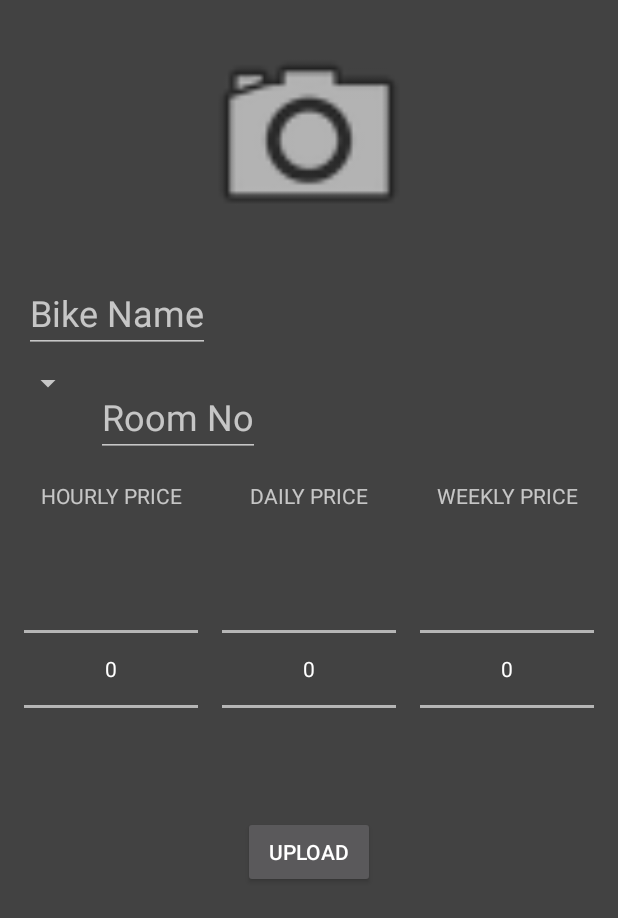
After one commit to QuantumSurge/Pedal, an Android app: the layout activity_edit_bike.xml on its own in the app's theme, with its tools: preview values and no code run, on a phone screen of 412 x 824 dp. The commit adds this screen. Shown: the top 918 px of the screen. Run offline under Robolectric (Android 15) with nearby library versions, the phone set to English and light mode, and no system bars.

Commit message:
Edit bike activity shows all the relevant data except the image.

```diff
--- a/app/build.gradle
+++ b/app/build.gradle
@@ -45,4 +45,5 @@ dependencies {
 
 
 
+
 apply plugin: 'com.google.gms.google-services'
--- a/app/src/main/res/layout/activity_add_bike.xml
+++ b/app/src/main/res/layout/activity_add_bike.xml
@@ -18,7 +18,7 @@
         android:layout_margin="8dp"
         android:adjustViewBounds="true"
         android:clickable="true"
-        android:focusableInTouchMode="false"
+        android:focusableInTouchMode="true"
         android:src="@android:drawable/ic_menu_camera"/>
     <EditText
         android:id="@+id/bike_name"
--- /dev/null
+++ b/app/src/main/res/layout/activity_edit_bike.xml
@@ -0,0 +1,114 @@
+<?xml version="1.0" encoding="utf-8"?>
+<ScrollView xmlns:android="http://schemas.android.com/apk/res/android"
+    android:layout_width="fill_parent"
+    android:layout_height="fill_parent"
+    android:background="@color/cardview_dark_background"
+    android:fillViewport="true">
+
+    <LinearLayout xmlns:android="http://schemas.android.com/apk/res/android"
+        android:layout_width="match_parent"
+        android:layout_height="wrap_content"
+        android:layout_margin="8dp"
+        android:background="@color/cardview_dark_background"
+        android:orientation="vertical">
+        <ImageView
+            android:id="@+id/bike_Img"
+            android:layout_width="match_parent"
+            android:layout_height="150dp"
+            android:layout_margin="8dp"
+            android:adjustViewBounds="true"
+            android:clickable="true"
+            android:focusableInTouchMode="true"
+            android:src="@android:drawable/ic_menu_camera"/>
+        <EditText
+            android:id="@+id/bike_name"
+            android:layout_width="wrap_content"
+            android:layout_height="wrap_content"
+            android:layout_margin="8dp"
+            android:hint="@string/bike_name"
+            android:textSize="24sp"/>
+        <LinearLayout
+            android:layout_width="wrap_content"
+            android:layout_height="wrap_content">
+            <Spinner
+                android:id="@+id/address_spinner"
+                android:layout_width="wrap_content"
+                android:layout_height="wrap_content">
+
+            </Spinner>
+            <EditText
+                android:id="@+id/room"
+                android:layout_width="wrap_content"
+                android:layout_height="wrap_content"
+                android:layout_margin="8dp"
+                android:hint="Room No"
+                android:inputType="number"
+                android:textSize="24sp"/>
+        </LinearLayout>
+        <LinearLayout
+            android:layout_width="match_parent"
+            android:layout_height="wrap_content"
+            android:layout_gravity="center_horizontal">
+            <TextView
+                android:layout_width="0dp"
+                android:layout_height="wrap_content"
+                android:layout_margin="8dp"
+                android:layout_weight="1"
+                android:gravity="center_horizontal"
+                android:outlineProvider="bounds"
+                android:text="Hourly Price"
+                android:textAllCaps="true" />
+            <TextView
+                android:layout_width="0dp"
+                android:layout_height="wrap_content"
+                android:layout_margin="8dp"
+                android:layout_weight="1"
+                android:gravity="center_horizontal"
+                android:outlineProvider="bounds"
+                android:text="daily Price"
+                android:textAllCaps="true"/>
+            <TextView
+                android:layout_width="0dp"
+                android:layout_height="wrap_content"
+                android:layout_margin="8dp"
+                android:layout_weight="1"
+                android:gravity="center_horizontal"
+                android:outlineProvider="bounds"
+                android:text="Weekly Price"
+                android:textAllCaps="true"/>
+        </LinearLayout>
+        <LinearLayout
+            android:layout_width="match_parent"
+            android:layout_height="wrap_content"
+            android:layout_gravity="center_horizontal">
+
+
+            <NumberPicker
+                android:id="@+id/hourlyPicker"
+                android:layout_width="0dp"
+                android:layout_height="wrap_content"
+                android:layout_margin="8dp"
+                android:layout_weight="1"/>
+            <NumberPicker
+                android:id="@+id/dailyPicker"
+                android:layout_width="0dp"
+                android:layout_height="wrap_content"
+                android:layout_margin="8dp"
+                android:layout_weight="1"/>
+            <NumberPicker
+                android:id="@+id/weeklyPicker"
+                android:layout_width="0dp"
+                android:layout_height="wrap_content"
+                android:layout_margin="8dp"
+                android:layout_weight="1" />
+        </LinearLayout>
+
+        <Button
+            android:id="@+id/upload"
+            android:layout_width="wrap_content"
+            android:layout_height="wrap_content"
+            android:layout_gravity="center_horizontal"
+            android:layout_marginBottom="8dp"
+            android:text="Upload"/>
+    </LinearLayout>
+</ScrollView>
--- a/app/src/main/res/menu/menu_mainpage.xml
+++ b/app/src/main/res/menu/menu_mainpage.xml
@@ -12,9 +12,9 @@
         android:orderInCategory="100"
         android:title="Lend Bike"
         app:showAsAction="never"/>
-    <item
+    <!--item
         android:id="@+id/edit_bike"
         android:orderInCategory="100"
         android:title="Edit Bike Info"
-        app:showAsAction="never"/>
+        app:showAsAction="never"/-->
 </menu>
--- a/app/src/main/res/values/strings.xml
+++ b/app/src/main/res/values/strings.xml
@@ -53,7 +53,4 @@
         <item>H16C</item>
     </string-array>
 
-
-    <!-- TODO: Remove or change this placeholder text -->
-    <string name="hello_blank_fragment">Hello blank fragment</string>
 </resources>
```
Also changed, not shown: app/src/main/AndroidManifest.xml (+11 -6 lines), app/src/main/java/com/example/pratyushsharma/test/EditBike.java (added, +66 -0 lines), app/src/main/java/com/example/pratyushsharma/test/Mainpage.java (+8 -7 lines), app/src/main/java/com/example/pratyushsharma/test/ProfileFragment.java (+21 -20 lines), app/src/main/res/layout/list_item2.xml (+2 -8 lines), app/src/main/res/values/integers.xml (added, +10 -0 lines).
